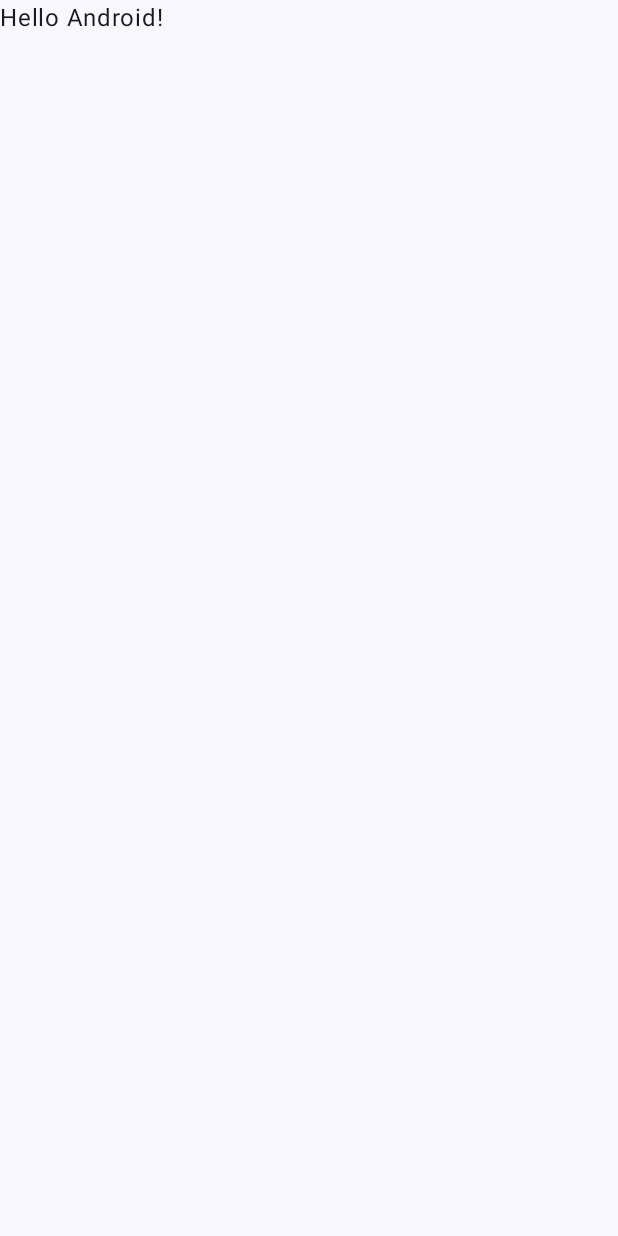
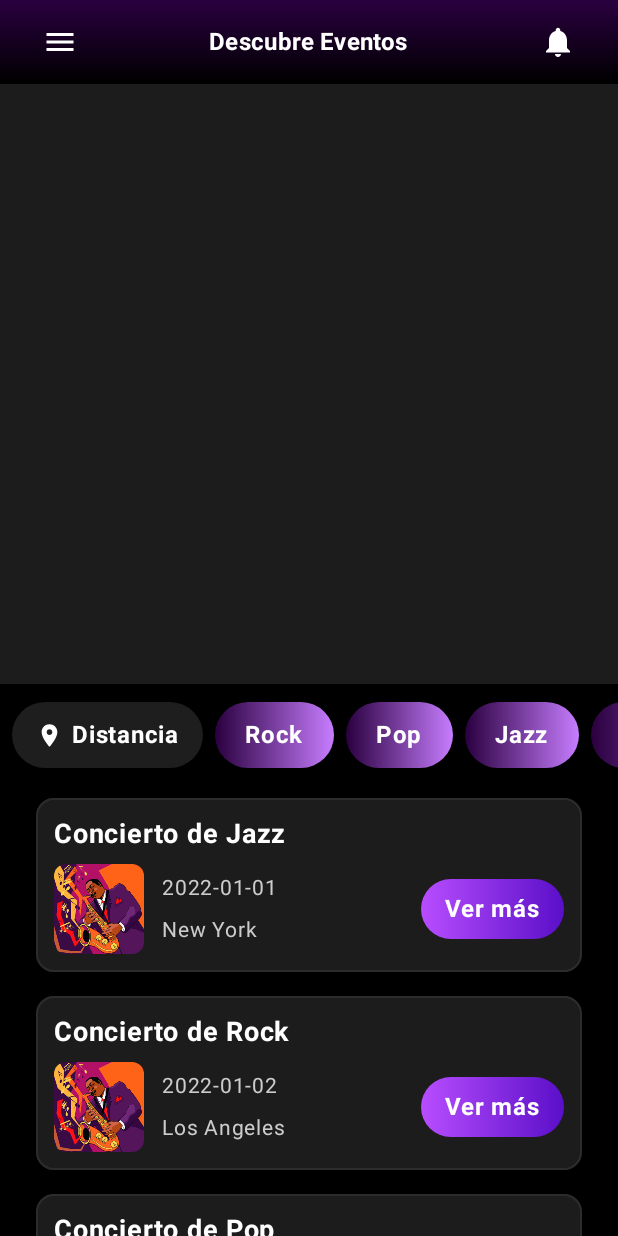
Before and after one commit to PUJ-ICM-4013/Looksoon, an Android app built with Jetpack Compose: the screen it shows after launch (MainActivity), on a phone screen of 412 x 824 dp. Before the commit the screen is almost empty. Run offline under Robolectric (Android 15) with nearby library versions, the phone set to English and light mode, and no system bars.

Commit message:
pantalla principal artista creado

```diff
--- a/Codigo/app/src/main/java/com/example/looksoon/MainActivity.kt
+++ b/Codigo/app/src/main/java/com/example/looksoon/MainActivity.kt
@@ -12,19 +12,21 @@ import androidx.compose.runtime.Composable
 import androidx.compose.ui.Modifier
 import androidx.compose.ui.tooling.preview.Preview
 import com.example.looksoon.ui.theme.LooksoonTheme
+import com.example.looksoon.ui.theme.MainScreenArtist
 
 class MainActivity : ComponentActivity() {
     override fun onCreate(savedInstanceState: Bundle?) {
         super.onCreate(savedInstanceState)
         enableEdgeToEdge()
         setContent {
+
             LooksoonTheme {
-                Scaffold(modifier = Modifier.fillMaxSize()) { innerPadding ->
-                    Greeting(
-                        name = "Android",
-                        modifier = Modifier.padding(innerPadding)
-                    )
+                Scaffold(modifier = Modifier.fillMaxSize()) { paddingValues ->
+                      MainScreenArtist(modifier = Modifier.padding(paddingValues))
                 }
+
+
+
             }
         }
     }
--- a/Codigo/app/src/main/java/com/example/looksoon/ui/theme/Color.kt
+++ b/Codigo/app/src/main/java/com/example/looksoon/ui/theme/Color.kt
@@ -2,10 +2,17 @@ package com.example.looksoon.ui.theme
 
 import androidx.compose.ui.graphics.Color
 
-val Purple80 = Color(0xFFD0BCFF)
-val PurpleGrey80 = Color(0xFFCCC2DC)
-val Pink80 = Color(0xFFEFB8C8)
+// Fondo y superficies
+val Background = Color(0xFF000000)   // Fondo principal Negro
+val Main = Color(0xFF2A003F)   // Fondo principal Morado oscuro
+val Surface = Color(0xFF1C1C1C)      // Superficie de cards/containers
+val Divider = Color(0xFF2E2E2E)      // Divisores y bordes sutiles
 
-val Purple40 = Color(0xFF6650a4)
-val PurpleGrey40 = Color(0xFF625b71)
-val Pink40 = Color(0xFF7D5260)
+// Texto
+val TextPrimary = Color(0xFFFFFFFF)  // Texto principal (blanco)
+val TextSecondary = Color(0xFFB3B3B3) // Texto secundario / subtítulos
+val TextDisabled = Color(0xFF666666) // Texto o íconos deshabilitados
+
+// Colores de acento
+val PurplePrimary = Color(0xFF9B4DFF) // Púrpura principal (tabs activas, badges)
+val PurpleSecondary = Color(0xFFC77DFF) // Púrpura suave (hover, estados secundarios)
--- /dev/null
+++ b/Codigo/app/src/main/java/com/example/looksoon/ui/theme/MainScreenArtist.kt
@@ -0,0 +1,411 @@
+package com.example.looksoon.ui.theme
+
+import androidx.compose.foundation.BorderStroke
+import androidx.compose.foundation.Image
+import androidx.compose.foundation.background
+import androidx.compose.foundation.clickable
+import androidx.compose.foundation.horizontalScroll
+import androidx.compose.foundation.layout.Arrangement
+import androidx.compose.foundation.layout.Box
+import androidx.compose.foundation.layout.Column
+import androidx.compose.foundation.layout.Row
+import androidx.compose.foundation.layout.Spacer
+import androidx.compose.foundation.layout.fillMaxSize
+import androidx.compose.foundation.layout.fillMaxWidth
+import androidx.compose.foundation.layout.height
+import androidx.compose.foundation.layout.padding
+import androidx.compose.foundation.layout.size
+import androidx.compose.foundation.layout.width
+import androidx.compose.foundation.lazy.LazyColumn
+import androidx.compose.foundation.rememberScrollState
+import androidx.compose.foundation.shape.RoundedCornerShape
+
+import androidx.compose.material.icons.Icons
+import androidx.compose.material.icons.filled.Favorite
+import androidx.compose.material.icons.filled.LocationOn
+import androidx.compose.material.icons.filled.Menu
+import androidx.compose.material.icons.filled.Notifications
+import androidx.compose.material3.Button
+import androidx.compose.material3.Card
+import androidx.compose.material3.CardDefaults
+import androidx.compose.material3.Icon
+import androidx.compose.material3.IconButton
+import androidx.compose.material3.MaterialTheme
+import androidx.compose.material3.MaterialTheme.colorScheme
+import androidx.compose.material3.Text
+import androidx.compose.runtime.Composable
+import androidx.compose.ui.Alignment
+import androidx.compose.ui.Modifier
+import androidx.compose.ui.draw.clip
+import androidx.compose.ui.graphics.Brush
+import com.example.looksoon.R
+import androidx.compose.ui.graphics.Color
+import androidx.compose.ui.graphics.painter.Painter
+import androidx.compose.ui.graphics.vector.ImageVector
+import androidx.compose.ui.layout.ContentScale
+import androidx.compose.ui.res.colorResource
+import androidx.compose.ui.res.painterResource
+import androidx.compose.ui.text.font.FontWeight
+import androidx.compose.ui.tooling.preview.Preview
+import androidx.compose.ui.unit.dp
+import androidx.compose.ui.unit.sp
+
+@Composable
+fun MainScreenArtist(modifier: Modifier = Modifier) {
+    Column(modifier = modifier.fillMaxSize()) {
+        HeaderArtist(
+            modifier = Modifier
+                .fillMaxWidth()
+                .height(56.dp)
+                .background(
+                    brush = Brush.verticalGradient(
+                        colors = listOf(/*Color(0xFF2A003F)*/ colorScheme.primary, Color.Black) // púrpura a negro
+                    )
+                )
+        )
+        Map()
+        FiltersRow()
+
+        LazyColumn(
+            modifier = Modifier
+                .fillMaxSize()
+                .padding(horizontal = 16.dp)
+        ) {
+            item {
+                EventCard(
+                    title = "Concierto de Jazz",
+                    date = "2022-01-01",
+                    location = "New York",
+                    imagePainter = painterResource(id = R.drawable.jazz),
+                    onSeeMoreClick = {},
+                )
+            }
+            item {
+                EventCard(
+                    title = "Concierto de Rock",
+                    date = "2022-01-02",
+                    location = "Los Angeles",
+                    imagePainter = painterResource(id = R.drawable.jazz),
+                    onSeeMoreClick = {},
+                )
+            }
+            item {
+                EventCard(
+                    title = "Concierto de Pop",
+                    date = "2022-01-03",
+                    location = "Chicago",
+                    imagePainter = painterResource(id = R.drawable.jazz),
+                    onSeeMoreClick = {},
+                )
+            }
+            item {
+                EventCard(
+                    title = "Concierto de Pop",
+                    date = "2022-01-03",
+                    location = "Chicago",
+                    imagePainter = painterResource(id = R.drawable.jazz),
+                    onSeeMoreClick = {},
+                )
+            }
+            item {
+                EventCard(
+                    title = "Concierto de Jazz 2",
+                    date = "2022-01-03",
+                    location = "Chicago",
+                    imagePainter = painterResource(id = R.drawable.jazz),
+                    onSeeMoreClick = {},
+                )}
+            item {
+                EventCard(
+                    title = "Concierto de Jazz3",
+                    date = "2022-01-03",
+                    location = "Chicago",
+                    imagePainter = painterResource(id = R.drawable.jazz),
+                    onSeeMoreClick = {},
+                )
+            }
+        }
+    }
+}
+@Preview
+@Composable
+fun MainScreenArtistPreview() {
+    LooksoonTheme {
+        MainScreenArtist()
+    }
+}
+
+@Composable
+fun HeaderArtist(
+    modifier: Modifier = Modifier,
+    onMenuClick: () -> Unit = {},
+                     onNotificationsClick: () -> Unit = {},
+
+) {
+    Box(
+        modifier = modifier
+    ) {
+        Row(
+            modifier = Modifier
+                .fillMaxSize()
+                .padding(horizontal = 16.dp),
+            verticalAlignment = Alignment.CenterVertically,
+            horizontalArrangement = Arrangement.SpaceBetween
+        ) {
+            // Icono menú
+            IconButton(onClick = onMenuClick) {
+                Icon(
+                    imageVector = Icons.Default.Menu,
+                    contentDescription = "Menú",
+                    tint = Color.White
+                )
+            }
+
+            // Título centrado
+            Text(
+                text = "Descubre Eventos",
+                style = MaterialTheme.typography.titleMedium.copy(fontWeight = FontWeight.Bold),
+                color = Color.White
+            )
+
+            // Icono notificaciones
+            IconButton(onClick = onNotificationsClick) {
+                Icon(
+                    imageVector = Icons.Default.Notifications,
+                    contentDescription = "Notificaciones",
+                    tint = Color.White
+                )
+            }
+        }
+    }
+}
+
+
+
+@Preview
+@Composable
+fun HeaderArtistPreview() {
+    LooksoonTheme {
+        HeaderArtist(
+            modifier = Modifier
+                .fillMaxWidth()
+                .height(56.dp)
+                .background(
+                    brush = Brush.verticalGradient(
+                        colors = listOf(/*Color(0xFF2A003F)*/ colorScheme.primary, Color.Black) // púrpura a negro
+                    )
+                )
+        )
+    }
+}
+
+
+@Composable
+fun GenreChip(
+    text: String,
+    modifier: Modifier = Modifier,
+    onClick: () -> Unit = {}
+) {
+    Box(
+        modifier = modifier
+            .clip(RoundedCornerShape(50)) // pill shape
+            .background(
+                brush = Brush.horizontalGradient(
+                    colors = listOf(colorScheme.primary /* PLAN B:0xFFB84DFF*/, /*PLAN B: Color(0xFF5A0FC8)*/ colorScheme.secondary) // degradado violeta
+                )
+            )
+            .clickable { onClick() }
+            .padding(horizontal = 20.dp, vertical = 10.dp),
+        contentAlignment = Alignment.Center
+    ) {
+        Text(
+            text = text,
+            color = Color.White,
+            fontWeight = FontWeight.Bold
+        )
+    }
+}
+
+
+
+@Preview
+@Composable
+fun GenreChipPreview() {
+    LooksoonTheme {
+        GenreChip("Jazz")
+    }
+}
+
+
+@Composable
+fun FilterChip(
+    text: String,
+    icon: ImageVector,
+    modifier: Modifier = Modifier,
+    onClick: () -> Unit = {}
+) {
+    Row(
+        modifier = modifier
+            .clip(RoundedCornerShape(50))
+            .background(Color(0xFF1E1E1E)) // gris oscuro
+            .clickable { onClick() }
+            .padding(horizontal = 16.dp, vertical = 10.dp),
+        verticalAlignment = Alignment.CenterVertically
+    ) {
+        Icon(
+            imageVector = icon,
+            contentDescription = text,
+            tint = Color.White,
+            modifier = Modifier.size(18.dp)
+        )
+        Spacer(modifier = Modifier.width(6.dp))
+        Text(
+            text = text,
+            color = Color.White,
+            fontWeight = FontWeight.Bold
+        )
+    }
+}
+
+@Preview
+@Composable
+fun FilterChipPreview() {
+    LooksoonTheme {
+        FilterChip("Distancia", Icons.Default.LocationOn)
+    }
+}
+
+
+@Composable
+fun FiltersRow() {
+    Row(
+        modifier = Modifier
+            .fillMaxWidth()
+            .horizontalScroll(rememberScrollState())
+            .padding(horizontal = 8.dp, vertical = 12.dp),
+        horizontalArrangement = Arrangement.spacedBy(8.dp)
+    ) {
+        FilterChip("Distancia", icon = Icons.Default.LocationOn)
+        GenreChip("Rock")
+        GenreChip("Pop")
+        GenreChip("Jazz")
+        GenreChip("Reggaeton")
+        GenreChip("Alteranativo")
+        GenreChip("Indie")
+        GenreChip("Electrónica")
+        GenreChip("Balada")
+
+
+    }
+}
+
+@Preview
+@Composable
+fun FiltersRowPreview() {
+    LooksoonTheme {
+        FiltersRow()
+    }
+}
+
+
+
+@Composable
+fun EventCard(
+    title: String,
+    date: String,
+    location: String,
+    imagePainter: Painter,
+    onSeeMoreClick: () -> Unit
+) {
+    Card(
+        modifier = Modifier
+            .fillMaxWidth()
+            .padding(8.dp),
+        colors = CardDefaults.cardColors(containerColor = Color(0xFF1C1C1C)),
+        shape = RoundedCornerShape(12.dp),
+        border = BorderStroke(1.dp, Color(0xFF2C2C2C))
+    ) {
+        Column(modifier = Modifier.padding(12.dp)) {
+            Text(
+                text = title,
+                color = Color.White,
+                fontWeight = FontWeight.Bold,
+                fontSize = 18.sp
+            )
+            Spacer(modifier = Modifier.height(8.dp))
+
+            Row(
+                verticalAlignment = Alignment.CenterVertically,
+                horizontalArrangement = Arrangement.SpaceBetween,
+                modifier = Modifier.fillMaxWidth()
+            ) {
+                Image(
+                    painter = imagePainter,
+                    contentDescription = title,
+                    modifier = Modifier
+                        .size(60.dp)
+                        .clip(RoundedCornerShape(8.dp)),
+                    contentScale = ContentScale.Crop
+                )
+
+                Column(
+                    modifier = Modifier
+                        .weight(1f)
+                        .padding(start = 12.dp)
+                ) {
+                    Text(text = date, color = Color.LightGray, fontSize = 14.sp)
+                    Spacer(modifier = Modifier.height(4.dp))
+                    Text(text = location, color = Color.LightGray, fontSize = 14.sp)
+                }
+
+                // Botón degradado
+                Box(
+                    modifier = Modifier
+                        .clip(RoundedCornerShape(50))
+                        .background(
+                            brush = Brush.horizontalGradient(
+                                listOf(Color(0xFFB84DFF), Color(0xFF5A0FC8))
+                            )
+                        )
+                        .clickable { onSeeMoreClick() }
+                        .padding(horizontal = 16.dp, vertical = 8.dp),
+                    contentAlignment = Alignment.Center
+                ) {
+                    Text("Ver más", color = Color.White, fontWeight = FontWeight.Bold)
+                }
+            }
+        }
+    }
+}
+
+
+@Preview
+@Composable
+fun EventCardPreview() {
+    LooksoonTheme {
+        EventCard(
+            title = "Concierto de Jazz",
+            date = "2022-01-01",
+            location = "New York",
+            imagePainter = painterResource(id = R.drawable.jazz),
+            onSeeMoreClick = {},
+            )
+            }
+}
+
+
+@Composable
+fun Map(){
+    Box(modifier = Modifier
+        .fillMaxWidth()
+        .height(400.dp)
+        .background(Color(0xFF1C1C1C)))
+}
+
+@Preview
+@Composable
+fun MapPreview(){
+    LooksoonTheme{
+        Map()
+    }
+}
--- a/Codigo/app/src/main/java/com/example/looksoon/ui/theme/Theme.kt
+++ b/Codigo/app/src/main/java/com/example/looksoon/ui/theme/Theme.kt
@@ -12,15 +12,26 @@ import androidx.compose.runtime.Composable
 import androidx.compose.ui.platform.LocalContext
 
 private val DarkColorScheme = darkColorScheme(
-    primary = Purple80,
-    secondary = PurpleGrey80,
-    tertiary = Pink80
+    primary = Main,
+    secondary = PurpleSecondary,
+    background = Background,
+    surface = Surface,
+    onPrimary = TextPrimary,
+    onSecondary = TextPrimary,
+    onBackground = TextPrimary,
+    onSurface = TextSecondary
 )
 
+
 private val LightColorScheme = lightColorScheme(
-    primary = Purple40,
-    secondary = PurpleGrey40,
-    tertiary = Pink40
+    primary = Main,
+    secondary = PurpleSecondary,
+    background = Background,
+    surface = Surface,
+    onPrimary = TextPrimary,
+    onSecondary = TextPrimary,
+    onBackground = TextPrimary,
+    onSurface = TextSecondary
 
     /* Other default colors to override
     background = Color(0xFFFFFBFE),
@@ -37,7 +48,7 @@ private val LightColorScheme = lightColorScheme(
 fun LooksoonTheme(
     darkTheme: Boolean = isSystemInDarkTheme(),
     // Dynamic color is available on Android 12+
-    dynamicColor: Boolean = true,
+    dynamicColor: Boolean = false,
     content: @Composable () -> Unit
 ) {
     val colorScheme = when {
--- /dev/null
+++ b/Codigo/app/src/main/res/values/refs.xml
@@ -0,0 +1,4 @@
+<?xml version="1.0" encoding="utf-8"?>
+<resources>
+
+</resources>
```
Also changed, not shown: Codigo/app/build.gradle.kts (+19 -0 lines), Codigo/app/src/main/res/drawable/jazz.png (added).
